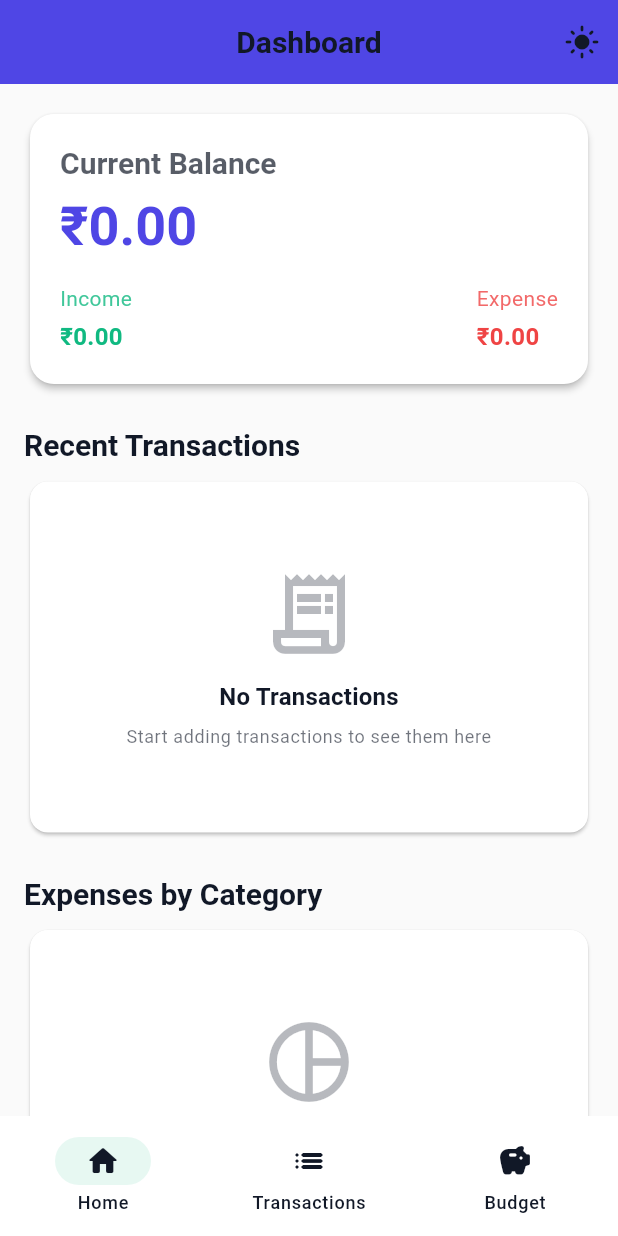
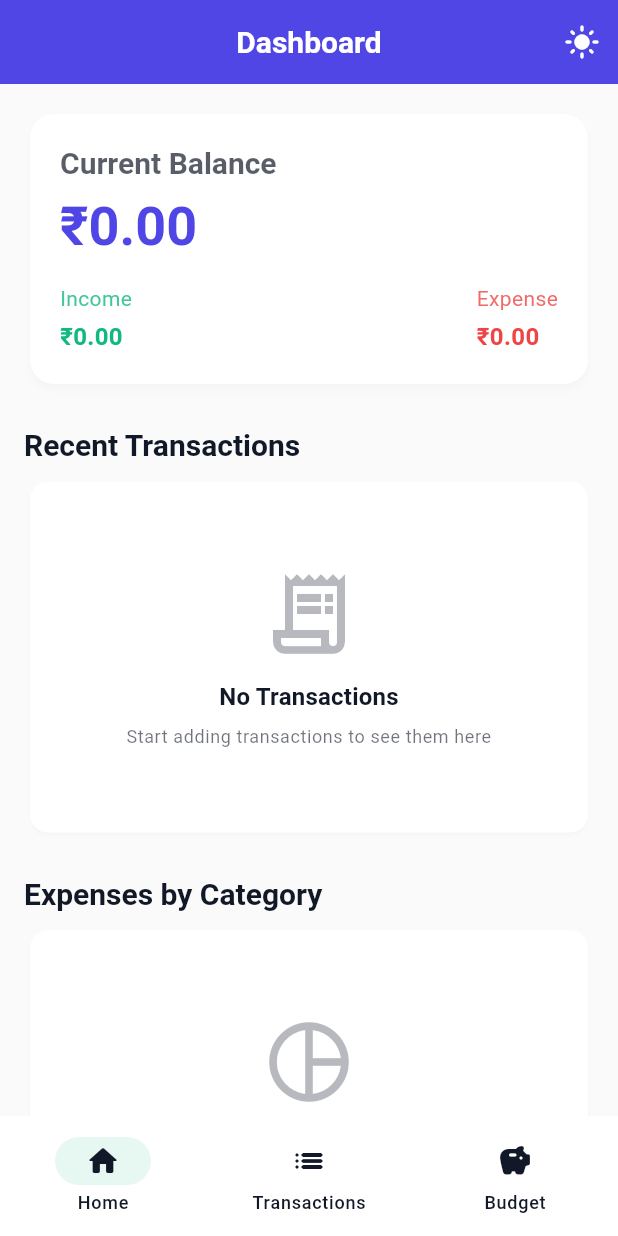
Before and after one commit to miku272/kuvaka_tech, a Flutter app: the screen it shows after launch, on a phone screen of 412 x 824 dp. Run offline on Flutter 3.47's test engine with Material 3 defaults, Android fonts, the phone set to English and light mode, and no system bars; our stand-ins replace fl_chart, flutter_bloc, fpdart, get_it, go_router, hive_flutter and 1 more; accounts and stored records are empty; generated files the repository leaves out were written again.

Commit message:
Fixed app theme

```diff
--- a/lib/core/theme/dark_theme.dart
+++ b/lib/core/theme/dark_theme.dart
@@ -9,12 +9,18 @@ class DarkTheme {
     colorScheme: ColorScheme(
       brightness: Brightness.dark,
       primary: const Color(AppColors.primaryDark),
-      onPrimary: const Color(AppColors.textPrimaryDark),
+      onPrimary: const Color(
+        AppColors.backgroundDark,
+      ), // Dark text on light primary
       primaryContainer: const Color(AppColors.primaryVariantDark),
-      onPrimaryContainer: const Color(AppColors.textPrimaryDark),
+      onPrimaryContainer: const Color(
+        AppColors.backgroundDark,
+      ), // Dark text on light container
 
       secondary: const Color(AppColors.secondaryDark),
-      onSecondary: const Color(AppColors.textPrimaryDark),
+      onSecondary: const Color(
+        AppColors.backgroundDark,
+      ), // Dark text on light secondary
       secondaryContainer: const Color(
         AppColors.secondaryDark,
       ).withValues(alpha: 0.1),
@@ -24,16 +30,28 @@ class DarkTheme {
       onSurface: const Color(AppColors.textPrimaryDark),
 
       error: const Color(AppColors.errorDark),
-      onError: const Color(AppColors.surfaceDark),
+      onError: const Color(
+        AppColors.backgroundDark,
+      ), // Dark text on light error
 
       tertiary: const Color(AppColors.chartAccentDark),
-      onTertiary: const Color(AppColors.textPrimaryDark),
+      onTertiary: const Color(
+        AppColors.backgroundDark,
+      ), // Dark text on light tertiary
     ),
     scaffoldBackgroundColor: const Color(AppColors.backgroundDark),
     appBarTheme: const AppBarTheme(
       backgroundColor: Color(AppColors.primaryDark),
-      foregroundColor: Color(AppColors.textPrimaryDark),
+      foregroundColor: Color(
+        AppColors.backgroundDark,
+      ), // Dark text on light AppBar
       elevation: 0,
+      iconTheme: IconThemeData(color: Color(AppColors.backgroundDark)),
+      titleTextStyle: TextStyle(
+        color: Color(AppColors.backgroundDark),
+        fontSize: 20,
+        fontWeight: FontWeight.w600,
+      ),
     ),
     textTheme: const TextTheme(
       displayLarge: TextStyle(
@@ -58,7 +76,9 @@ class DarkTheme {
     elevatedButtonTheme: ElevatedButtonThemeData(
       style: ElevatedButton.styleFrom(
         backgroundColor: const Color(AppColors.primaryDark),
-        foregroundColor: const Color(AppColors.surfaceDark),
+        foregroundColor: const Color(
+          AppColors.backgroundDark,
+        ), // Dark text on light buttons
         shape: const RoundedRectangleBorder(
           borderRadius: BorderRadius.all(Radius.circular(8)),
         ),
@@ -73,5 +93,26 @@ class DarkTheme {
       ),
     ),
     dividerColor: const Color(AppColors.dividerDark),
+    cardTheme: CardThemeData(
+      color: const Color(AppColors.surfaceDark),
+      elevation: 2,
+      shadowColor: Colors.black.withValues(alpha: 0.3),
+      shape: RoundedRectangleBorder(borderRadius: BorderRadius.circular(12)),
+    ),
+    floatingActionButtonTheme: const FloatingActionButtonThemeData(
+      backgroundColor: Color(AppColors.primaryDark),
+      foregroundColor: Color(AppColors.backgroundDark),
+    ),
+    chipTheme: ChipThemeData(
+      backgroundColor: const Color(
+        AppColors.primaryDark,
+      ).withValues(alpha: 0.2),
+      labelStyle: const TextStyle(color: Color(AppColors.primaryDark)),
+      secondaryLabelStyle: const TextStyle(
+        color: Color(AppColors.secondaryDark),
+      ),
+      padding: const EdgeInsets.symmetric(horizontal: 12, vertical: 8),
+      shape: RoundedRectangleBorder(borderRadius: BorderRadius.circular(8)),
+    ),
   );
 }
--- a/lib/core/theme/light_theme.dart
+++ b/lib/core/theme/light_theme.dart
@@ -9,12 +9,12 @@ class LightTheme {
     colorScheme: ColorScheme(
       brightness: Brightness.light,
       primary: const Color(AppColors.primaryLight),
-      onPrimary: const Color(AppColors.textPrimaryLight),
+      onPrimary: Colors.white, // White text on primary color
       primaryContainer: const Color(AppColors.primaryVariantLight),
-      onPrimaryContainer: const Color(AppColors.textPrimaryLight),
+      onPrimaryContainer: Colors.white, // White text on primary container
 
       secondary: const Color(AppColors.secondaryLight),
-      onSecondary: const Color(AppColors.textPrimaryLight),
+      onSecondary: Colors.white, // White text on secondary color
       secondaryContainer: const Color(
         AppColors.secondaryLight,
       ).withValues(alpha: 0.1),
@@ -24,16 +24,22 @@ class LightTheme {
       onSurface: const Color(AppColors.textPrimaryLight),
 
       error: const Color(AppColors.errorLight),
-      onError: const Color(AppColors.surfaceLight),
+      onError: Colors.white, // White text on error color
 
       tertiary: const Color(AppColors.chartAccentLight),
-      onTertiary: const Color(AppColors.textPrimaryLight),
+      onTertiary: Colors.white, // White text on tertiary color
     ),
     scaffoldBackgroundColor: const Color(AppColors.backgroundLight),
     appBarTheme: const AppBarTheme(
       backgroundColor: Color(AppColors.primaryLight),
-      foregroundColor: Color(AppColors.textPrimaryLight),
+      foregroundColor: Colors.white, // White text/icons on AppBar
       elevation: 0,
+      iconTheme: IconThemeData(color: Colors.white),
+      titleTextStyle: TextStyle(
+        color: Colors.white,
+        fontSize: 20,
+        fontWeight: FontWeight.w600,
+      ),
     ),
     textTheme: const TextTheme(
       displayLarge: TextStyle(
@@ -58,7 +64,7 @@ class LightTheme {
     elevatedButtonTheme: ElevatedButtonThemeData(
       style: ElevatedButton.styleFrom(
         backgroundColor: const Color(AppColors.primaryLight),
-        foregroundColor: const Color(AppColors.surfaceLight),
+        foregroundColor: Colors.white, // White text on buttons
         shape: const RoundedRectangleBorder(
           borderRadius: BorderRadius.all(Radius.circular(8)),
         ),
@@ -73,5 +79,26 @@ class LightTheme {
       ),
     ),
     dividerColor: const Color(AppColors.dividerLight),
+    cardTheme: CardThemeData(
+      color: const Color(AppColors.surfaceLight),
+      elevation: 2,
+      shadowColor: Colors.black.withValues(alpha: 0.1),
+      shape: RoundedRectangleBorder(borderRadius: BorderRadius.circular(12)),
+    ),
+    floatingActionButtonTheme: const FloatingActionButtonThemeData(
+      backgroundColor: Color(AppColors.primaryLight),
+      foregroundColor: Colors.white,
+    ),
+    chipTheme: ChipThemeData(
+      backgroundColor: const Color(
+        AppColors.primaryLight,
+      ).withValues(alpha: 0.1),
+      labelStyle: const TextStyle(color: Color(AppColors.primaryLight)),
+      secondaryLabelStyle: const TextStyle(
+        color: Color(AppColors.secondaryLight),
+      ),
+      padding: const EdgeInsets.symmetric(horizontal: 12, vertical: 8),
+      shape: RoundedRectangleBorder(borderRadius: BorderRadius.circular(8)),
+    ),
   );
 }
```
